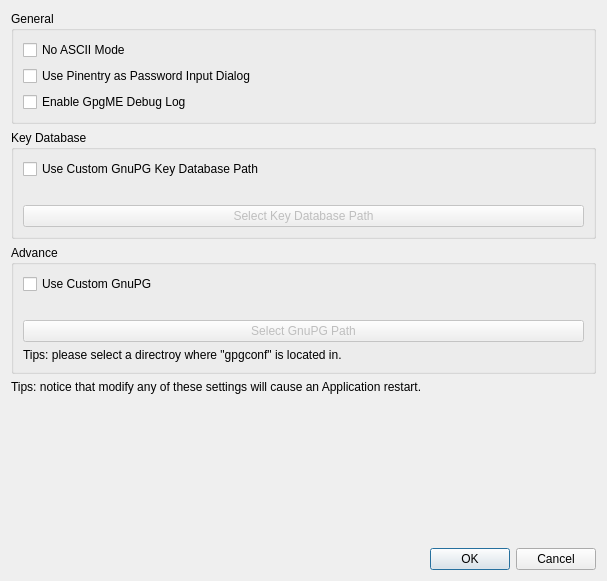
Qt form ui/GnuPGControllerDialog.ui (saturneric/GpgFrontend) before a commit.
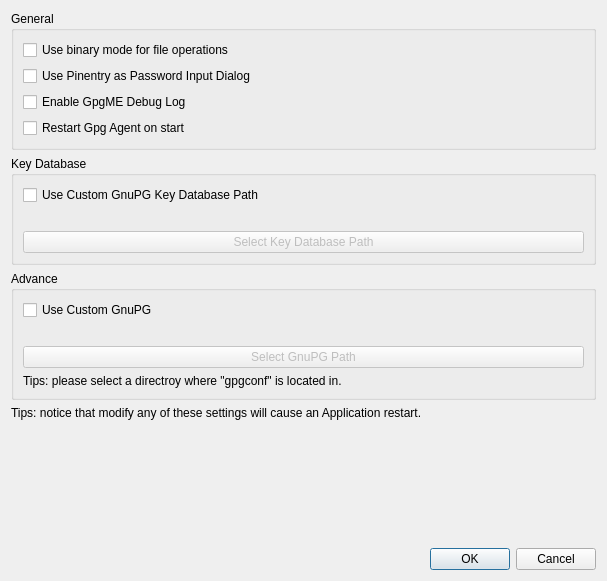
The same form after that commit.

```diff
--- a/ui/GnuPGControllerDialog.ui
+++ b/ui/GnuPGControllerDialog.ui
@@ -27,7 +27,7 @@
           <item>
            <widget class="QCheckBox" name="asciiModeCheckBox">
             <property name="text">
-             <string>No ASCII Mode</string>
+             <string>Use binary mode for file operations</string>
             </property>
            </widget>
           </item>
@@ -45,6 +45,13 @@
             </property>
            </widget>
           </item>
+          <item>
+           <widget class="QCheckBox" name="restartGpgAgentOnStartCheckBox">
+            <property name="text">
+             <string>Restart Gpg Agent on start</string>
+            </property>
+           </widget>
+          </item>
          </layout>
         </item>
        </layout>
```
